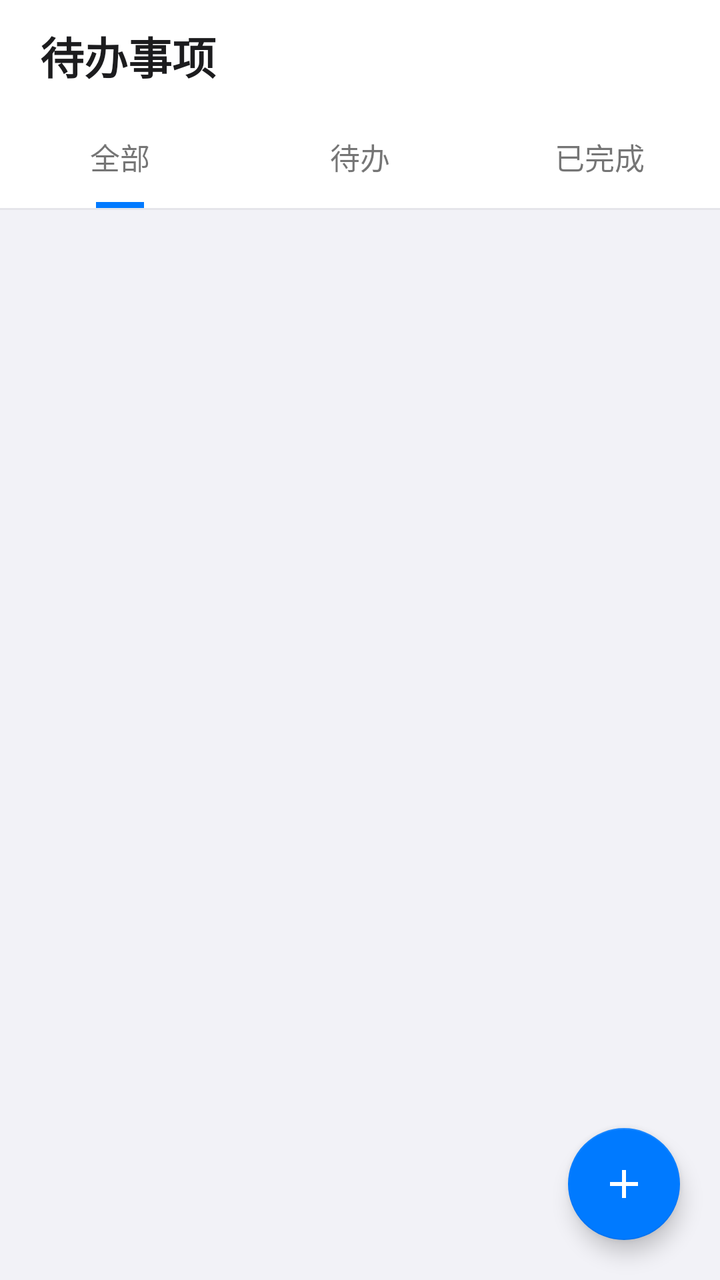
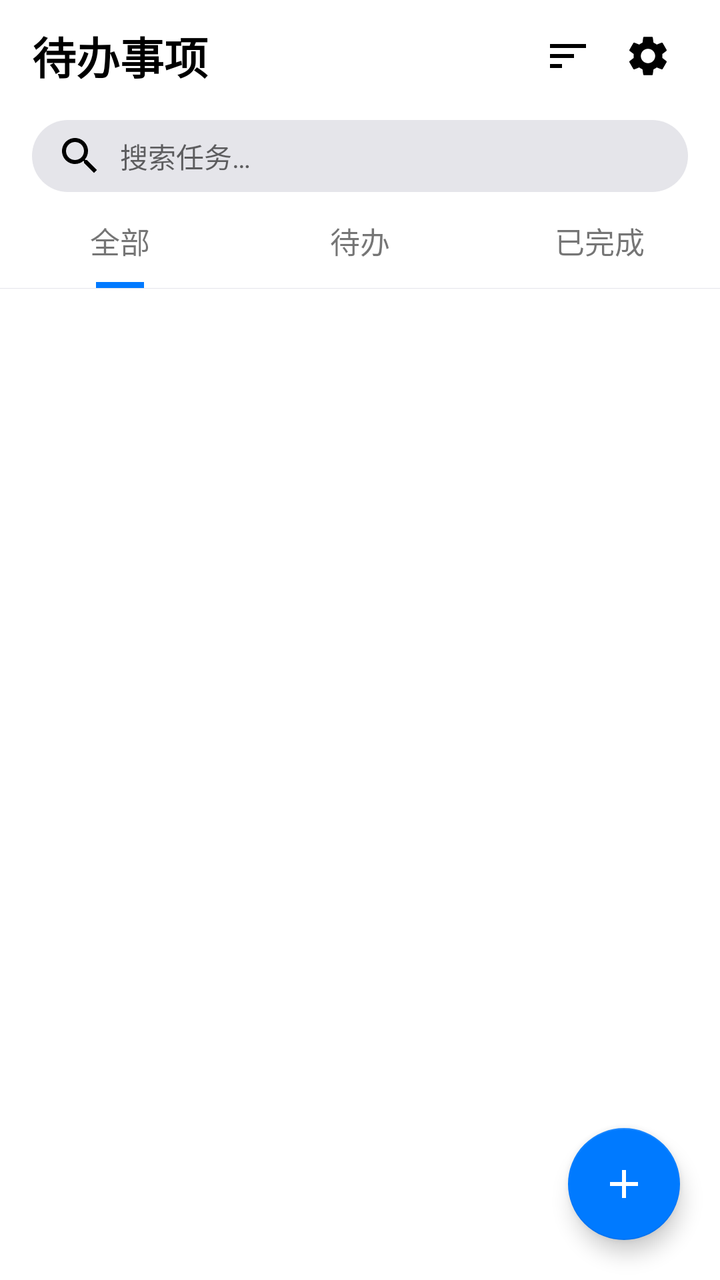

Before-and-after screenshots of an Android layout around one commit, followed by the original layout XML and the change that was made.
<!-- AndroidManifest.xml: application theme Theme.TodoApp -->
<!-- res/layout/activity_main.xml -->
<?xml version="1.0" encoding="utf-8"?>
<androidx.coordinatorlayout.widget.CoordinatorLayout xmlns:android="http://schemas.android.com/apk/res/android"
    xmlns:app="http://schemas.android.com/apk/res-auto"
    android:layout_width="match_parent"
    android:layout_height="match_parent"
    android:background="@color/backgroundLight">

    <androidx.constraintlayout.widget.ConstraintLayout
        android:layout_width="match_parent"
        android:layout_height="match_parent">

        
        <LinearLayout
            android:id="@+id/titleBar"
            android:layout_width="0dp"
            android:layout_height="56dp"
            android:gravity="center_vertical"
            android:orientation="horizontal"
            android:paddingHorizontal="20dp"
            android:background="@android:color/white"
            app:layout_constraintEnd_toEndOf="parent"
            app:layout_constraintStart_toStartOf="parent"
            app:layout_constraintTop_toTopOf="parent">

            <TextView
                android:layout_width="wrap_content"
                android:layout_height="wrap_content"
                android:text="@string/app_name"
                android:textColor="@color/textPrimary"
                android:textSize="22sp"
                android:textStyle="bold" />
        </LinearLayout>

        
        <LinearLayout
            android:id="@+id/tabBar"
            android:layout_width="0dp"
            android:layout_height="48dp"
            android:orientation="horizontal"
            android:gravity="center"
            android:background="@android:color/white"
            app:layout_constraintEnd_toEndOf="parent"
            app:layout_constraintStart_toStartOf="parent"
            app:layout_constraintTop_toBottomOf="@id/titleBar">

            <LinearLayout
                android:id="@+id/tabAllLayout"
                android:layout_width="0dp"
                android:layout_height="match_parent"
                android:layout_weight="1"
                android:gravity="center"
                android:orientation="vertical">

                <TextView
                    android:id="@+id/tabAll"
                    android:layout_width="wrap_content"
                    android:layout_height="0dp"
                    android:layout_weight="1"
                    android:gravity="center"
                    android:text="@string/tab_all"
                    android:textSize="15sp" />

                <View
                    android:id="@+id/indicatorAll"
                    android:layout_width="24dp"
                    android:layout_height="3dp"
                    android:background="@color/colorPrimary"
                    android:visibility="visible" />
            </LinearLayout>

            <LinearLayout
                android:id="@+id/tabActiveLayout"
                android:layout_width="0dp"
                android:layout_height="match_parent"
                android:layout_weight="1"
                android:gravity="center"
                android:orientation="vertical">

                <TextView
                    android:id="@+id/tabActive"
                    android:layout_width="wrap_content"
                    android:layout_height="0dp"
                    android:layout_weight="1"
                    android:gravity="center"
                    android:text="@string/tab_active"
                    android:textSize="15sp" />

                <View
                    android:id="@+id/indicatorActive"
                    android:layout_width="24dp"
                    android:layout_height="3dp"
                    android:background="@color/colorPrimary"
                    android:visibility="invisible" />
            </LinearLayout>

            <LinearLayout
                android:id="@+id/tabCompletedLayout"
                android:layout_width="0dp"
                android:layout_height="match_parent"
                android:layout_weight="1"
                android:gravity="center"
                android:orientation="vertical">

                <TextView
                    android:id="@+id/tabCompleted"
                    android:layout_width="wrap_content"
                    android:layout_height="0dp"
                    android:layout_weight="1"
                    android:gravity="center"
                    android:text="@string/tab_completed"
                    android:textSize="15sp" />

                <View
                    android:id="@+id/indicatorCompleted"
                    android:layout_width="24dp"
                    android:layout_height="3dp"
                    android:background="@color/colorPrimary"
                    android:visibility="invisible" />
            </LinearLayout>
        </LinearLayout>

        
        <View
            android:id="@+id/separator"
            android:layout_width="0dp"
            android:layout_height="1dp"
            android:background="@color/divider"
            app:layout_constraintEnd_toEndOf="parent"
            app:layout_constraintStart_toStartOf="parent"
            app:layout_constraintTop_toBottomOf="@id/tabBar" />

        
        <LinearLayout
            android:id="@+id/emptyView"
            android:layout_width="0dp"
            android:layout_height="0dp"
            android:gravity="center"
            android:orientation="vertical"
            android:visibility="gone"
            app:layout_constraintBottom_toBottomOf="parent"
            app:layout_constraintEnd_toEndOf="parent"
            app:layout_constraintStart_toStartOf="parent"
            app:layout_constraintTop_toBottomOf="@id/separator">

            <TextView
                android:id="@+id/emptyText"
                android:layout_width="wrap_content"
                android:layout_height="wrap_content"
                android:gravity="center"
                android:lineSpacingExtra="8dp"
                android:textColor="@color/textSecondary"
                android:textSize="16sp" />
        </LinearLayout>

        
        <androidx.recyclerview.widget.RecyclerView
            android:id="@+id/recyclerView"
            android:layout_width="0dp"
            android:layout_height="0dp"
            android:clipToPadding="false"
            android:paddingTop="4dp"
            android:paddingBottom="80dp"
            app:layout_constraintBottom_toBottomOf="parent"
            app:layout_constraintEnd_toEndOf="parent"
            app:layout_constraintStart_toStartOf="parent"
            app:layout_constraintTop_toBottomOf="@id/separator" />

    </androidx.constraintlayout.widget.ConstraintLayout>

    
    <com.google.android.material.floatingactionbutton.FloatingActionButton
        android:id="@+id/fab"
        android:layout_width="wrap_content"
        android:layout_height="wrap_content"
        android:layout_gravity="end|bottom"
        android:layout_margin="20dp"
        android:contentDescription="添加"
        android:src="@drawable/ic_add"
        app:backgroundTint="@color/colorPrimary"
        app:tint="@android:color/white" />

</androidx.coordinatorlayout.widget.CoordinatorLayout>
<!-- resources referenced by this layout -->
<resources>
  <color name="backgroundLight">#F2F2F7</color>
  <color name="colorPrimary">#007AFF</color>
  <color name="divider">#E5E5EA</color>
  <color name="textPrimary">#1C1C1E</color>
  <color name="textSecondary">#8E8E93</color>
  <!-- drawable ic_add (drawable) -->
  <?xml version="1.0" encoding="utf-8"?>
  <vector xmlns:android="http://schemas.android.com/apk/res/android"
      android:width="24dp"
      android:height="24dp"
      android:viewportWidth="24"
      android:viewportHeight="24"
      android:tint="@android:color/white">
      <path
          android:fillColor="#FFFFFF"
          android:pathData="M19,13h-6v6h-2v-6H5v-2h6V5h2v6h6v2z" />
  </vector>
  <string name="app_name">待办事项</string>
  <string name="tab_active">待办</string>
  <string name="tab_all">全部</string>
  <string name="tab_completed">已完成</string>
  <style name="Theme.TodoApp" parent="Theme.MaterialComponents.Light.NoActionBar">
          <item name="colorPrimary">@color/colorPrimary</item>
          <item name="colorPrimaryVariant">@color/colorPrimaryDark</item>
          <item name="colorOnPrimary">@android:color/white</item>
          <item name="colorSecondary">@color/colorAccent</item>
          <item name="android:statusBarColor">@android:color/white</item>
          <item name="android:navigationBarColor">@android:color/white</item>
          <item name="android:windowLightStatusBar">true</item>
      </style>
  <color name="colorPrimaryDark">#0066D6</color>
  <color name="colorAccent">#FF9500</color>
</resources>

<!-- the commit's change to res/layout/activity_main.xml (unified diff, before → after) -->
@@ -3,7 +3,7 @@
     xmlns:app="http://schemas.android.com/apk/res-auto"
     android:layout_width="match_parent"
     android:layout_height="match_parent"
-    android:background="@color/backgroundLight">
+    android:background="?attr/colorBackground">
 
     <androidx.constraintlayout.widget.ConstraintLayout
         android:layout_width="match_parent"
@@ -16,35 +16,124 @@
             android:layout_height="56dp"
             android:gravity="center_vertical"
             android:orientation="horizontal"
-            android:paddingHorizontal="20dp"
-            android:background="@android:color/white"
+            android:paddingHorizontal="16dp"
+            android:background="?attr/colorSurface"
             app:layout_constraintEnd_toEndOf="parent"
             app:layout_constraintStart_toStartOf="parent"
             app:layout_constraintTop_toTopOf="parent">
 
             <TextView
+                android:layout_width="0dp"
+                android:layout_height="wrap_content"
+                android:layout_weight="1"
+                android:text="@string/app_name"
+                android:textColor="?attr/colorOnSurface"
+                android:textSize="22sp"
+                android:textStyle="bold" />
+
+            <ImageButton
+                android:id="@+id/sortButton"
+                android:layout_width="40dp"
+                android:layout_height="40dp"
+                android:background="?attr/selectableItemBackgroundBorderless"
+                android:scaleType="centerInside"
+                android:src="@drawable/ic_sort"
+                android:contentDescription="排序" />
+
+            <ImageButton
+                android:id="@+id/settingsButton"
+                android:layout_width="40dp"
+                android:layout_height="40dp"
+                android:background="?attr/selectableItemBackgroundBorderless"
+                android:scaleType="centerInside"
+                android:src="@drawable/ic_settings"
+                android:contentDescription="设置" />
+        </LinearLayout>
+
+        
+        <LinearLayout
+            android:id="@+id/searchBar"
+            android:layout_width="0dp"
+            android:layout_height="44dp"
+            android:gravity="center_vertical"
+            android:orientation="horizontal"
+            android:paddingHorizontal="16dp"
+            android:background="?attr/colorSurface"
+            app:layout_constraintEnd_toEndOf="parent"
+            app:layout_constraintStart_toStartOf="parent"
+            app:layout_constraintTop_toBottomOf="@id/titleBar">
+
+            <EditText
+                android:id="@+id/searchInput"
+                android:layout_width="0dp"
+                android:layout_height="36dp"
+                android:layout_weight="1"
+                android:background="@drawable/bg_search"
+                android:drawablePadding="8dp"
+                android:drawableStart="@drawable/ic_search"
+                android:hint="搜索任务…"
+                android:imeOptions="actionSearch"
+                android:inputType="text"
+                android:maxLines="1"
+                android:paddingHorizontal="12dp"
+                android:textColor="?attr/colorOnSurface"
+                android:textSize="14sp" />
+
+            <TextView
+                android:id="@+id/searchClearBtn"
+                android:layout_width="32dp"
+                android:layout_height="32dp"
+                android:gravity="center"
+                android:text="✕"
+                android:textColor="?attr/colorOnSurface"
+                android:textSize="16sp"
+                android:visibility="gone" />
+        </LinearLayout>
+
+        
+        <LinearLayout
+            android:id="@+id/statsContainer"
+            android:layout_width="0dp"
+            android:layout_height="36dp"
+            android:gravity="center_vertical"
+            android:orientation="horizontal"
+            android:paddingHorizontal="16dp"
+            android:visibility="gone"
+            app:layout_constraintEnd_toEndOf="parent"
+            app:layout_constraintStart_toStartOf="parent"
+            app:layout_constraintTop_toBottomOf="@id/searchBar">
+
+            <ProgressBar
+                android:id="@+id/statsBar"
+                style="?android:attr/progressBarStyleHorizontal"
+                android:layout_width="0dp"
+                android:layout_height="8dp"
+                android:layout_weight="1"
+                android:max="100"
+                android:progressTint="@color/colorPrimary" />
+
+            <TextView
+                android:id="@+id/statsText"
                 android:layout_width="wrap_content"
                 android:layout_height="wrap_content"
-                android:text="@string/app_name"
-                android:textColor="@color/textPrimary"
-                android:textSize="22sp"
-                android:textStyle="bold" />
+                android:layout_marginStart="8dp"
+                android:textColor="?attr/colorOnSurface"
+                android:textSize="12sp" />
         </LinearLayout>
 
         
         <LinearLayout
             android:id="@+id/tabBar"
             android:layout_width="0dp"
-            android:layout_height="48dp"
-            android:orientation="horizontal"
+            android:layout_height="44dp"
             android:gravity="center"
-            android:background="@android:color/white"
-            app:layout_constraintEnd_toEndOf="parent"
-            app:layout_constraintStart_toStartOf="parent"
-            app:layout_constraintTop_toBottomOf="@id/titleBar">
+            android:orientation="horizontal"
+            android:background="?attr/colorSurface"
+            app:layout_constraintEnd_toEndOf="parent"
+            app:layout_constraintStart_toStartOf="parent"
+            app:layout_constraintTop_toBottomOf="@id/statsContainer">
 
             <LinearLayout
-                android:id="@+id/tabAllLayout"
                 android:layout_width="0dp"
                 android:layout_height="match_parent"
                 android:layout_weight="1"
@@ -69,7 +158,6 @@
             </LinearLayout>
 
             <LinearLayout
-                android:id="@+id/tabActiveLayout"
                 android:layout_width="0dp"
                 android:layout_height="match_parent"
                 android:layout_weight="1"
@@ -94,7 +182,6 @@
             </LinearLayout>
 
             <LinearLayout
-                android:id="@+id/tabCompletedLayout"
                 android:layout_width="0dp"
                 android:layout_height="match_parent"
                 android:layout_weight="1"
@@ -121,9 +208,8 @@
 
         
         <View
-            android:id="@+id/separator"
-            android:layout_width="0dp"
-            android:layout_height="1dp"
+            android:layout_width="0dp"
+            android:layout_height="1px"
             android:background="@color/divider"
             app:layout_constraintEnd_toEndOf="parent"
             app:layout_constraintStart_toStartOf="parent"
@@ -140,7 +226,7 @@
             app:layout_constraintBottom_toBottomOf="parent"
             app:layout_constraintEnd_toEndOf="parent"
             app:layout_constraintStart_toStartOf="parent"
-            app:layout_constraintTop_toBottomOf="@id/separator">
+            app:layout_constraintTop_toBottomOf="@id/tabBar">
 
             <TextView
                 android:id="@+id/emptyText"
@@ -148,7 +234,7 @@
                 android:layout_height="wrap_content"
                 android:gravity="center"
                 android:lineSpacingExtra="8dp"
-                android:textColor="@color/textSecondary"
+                android:textColor="?attr/colorOnSurface"
                 android:textSize="16sp" />
         </LinearLayout>
 
@@ -163,7 +249,7 @@
             app:layout_constraintBottom_toBottomOf="parent"
             app:layout_constraintEnd_toEndOf="parent"
             app:layout_constraintStart_toStartOf="parent"
-            app:layout_constraintTop_toBottomOf="@id/separator" />
+            app:layout_constraintTop_toBottomOf="@id/tabBar" />
 
     </androidx.constraintlayout.widget.ConstraintLayout>
 
<!-- resource entries referenced after the edit -->
@@ -1,10 +1,13 @@
 <!-- resources referenced by this layout -->
 <resources>
-  <color name="backgroundLight">#F2F2F7</color>
   <color name="colorPrimary">#007AFF</color>
   <color name="divider">#E5E5EA</color>
-  <color name="textPrimary">#1C1C1E</color>
-  <color name="textSecondary">#8E8E93</color>
+  <!-- drawable bg_search (drawable) -->
+  <?xml version="1.0" encoding="utf-8"?>
+  <shape xmlns:android="http://schemas.android.com/apk/res/android">
+      <solid android:color="#E5E5EA" />
+      <corners android:radius="18dp" />
+  </shape>
   <!-- drawable ic_add (drawable) -->
   <?xml version="1.0" encoding="utf-8"?>
   <vector xmlns:android="http://schemas.android.com/apk/res/android"
@@ -16,6 +19,42 @@
       <path
           android:fillColor="#FFFFFF"
           android:pathData="M19,13h-6v6h-2v-6H5v-2h6V5h2v6h6v2z" />
+  </vector>
+  <!-- drawable ic_search (drawable) -->
+  <?xml version="1.0" encoding="utf-8"?>
+  <vector xmlns:android="http://schemas.android.com/apk/res/android"
+      android:width="24dp"
+      android:height="24dp"
+      android:viewportWidth="24"
+      android:viewportHeight="24"
+      android:tint="?attr/colorOnSurface">
+      <path
+          android:fillColor="#FFFFFF"
+          android:pathData="M15.5,14h-0.79l-0.28,-0.27C15.41,12.59 16,11.11 16,9.5 16,5.91 13.09,3 9.5,3S3,5.91 3,9.5 5.91,16 9.5,16c1.61,0 3.09,-0.59 4.23,-1.57l0.27,0.28v0.79l5,4.99L20.49,19l-4.99,-5zM9.5,14C7.01,14 5,11.99 5,9.5S7.01,5 9.5,5 14,7.01 14,9.5 11.99,14 9.5,14z" />
+  </vector>
+  <!-- drawable ic_settings (drawable) -->
+  <?xml version="1.0" encoding="utf-8"?>
+  <vector xmlns:android="http://schemas.android.com/apk/res/android"
+      android:width="24dp"
+      android:height="24dp"
+      android:viewportWidth="24"
+      android:viewportHeight="24"
+      android:tint="?attr/colorOnSurface">
+      <path
+          android:fillColor="#FFFFFF"
+          android:pathData="M19.14,12.94c0.04,-0.3 0.06,-0.61 0.06,-0.94c0,-0.32 -0.02,-0.64 -0.07,-0.94l2.03,-1.58c0.18,-0.14 0.23,-0.41 0.12,-0.61l-1.92,-3.32c-0.12,-0.22 -0.37,-0.29 -0.59,-0.22l-2.39,0.96c-0.5,-0.38 -1.03,-0.7 -1.62,-0.94L14.4,2.81c-0.04,-0.24 -0.24,-0.41 -0.48,-0.41h-3.84c-0.24,0 -0.43,0.17 -0.47,0.41L9.25,5.35C8.66,5.59 8.12,5.92 7.63,6.29L5.24,5.33c-0.22,-0.08 -0.47,0 -0.59,0.22L2.74,8.87C2.62,9.08 2.66,9.34 2.86,9.48l2.03,1.58C4.84,11.36 4.8,11.69 4.8,12s0.02,0.64 0.07,0.94l-2.03,1.58c-0.18,0.14 -0.23,0.41 -0.12,0.61l1.92,3.32c0.12,0.22 0.37,0.29 0.59,0.22l2.39,-0.96c0.5,0.38 1.03,0.7 1.62,0.94l0.36,2.54c0.05,0.24 0.24,0.41 0.48,0.41h3.84c0.24,0 0.44,-0.17 0.47,-0.41l0.36,-2.54c0.59,-0.24 1.13,-0.56 1.62,-0.94l2.39,0.96c0.22,0.08 0.47,0 0.59,-0.22l1.92,-3.32c0.12,-0.22 0.07,-0.47 -0.12,-0.61L19.14,12.94zM12,15.6c-1.98,0 -3.6,-1.62 -3.6,-3.6s1.62,-3.6 3.6,-3.6s3.6,1.62 3.6,3.6S13.98,15.6 12,15.6z" />
+  </vector>
+  <!-- drawable ic_sort (drawable) -->
+  <?xml version="1.0" encoding="utf-8"?>
+  <vector xmlns:android="http://schemas.android.com/apk/res/android"
+      android:width="24dp"
+      android:height="24dp"
+      android:viewportWidth="24"
+      android:viewportHeight="24"
+      android:tint="?attr/colorOnSurface">
+      <path
+          android:fillColor="#FFFFFF"
+          android:pathData="M3,18h6v-2H3v2zM3,6v2h18V6H3zM3,13h12v-2H3v2z" />
   </vector>
   <string name="app_name">待办事项</string>
   <string name="tab_active">待办</string>
